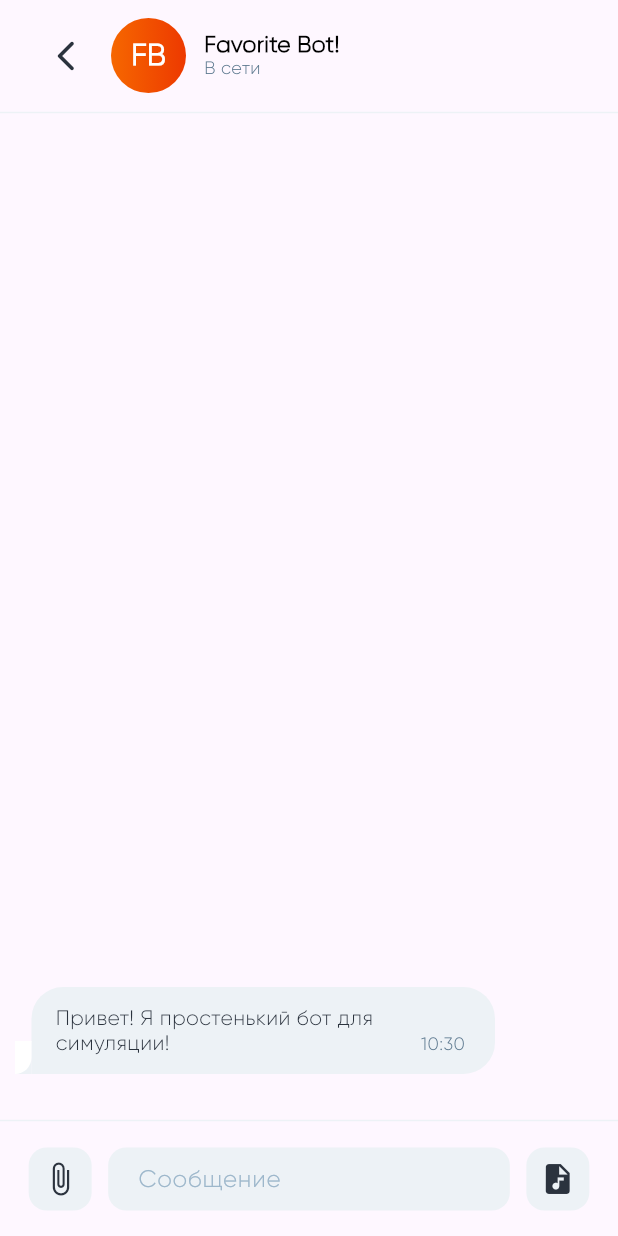
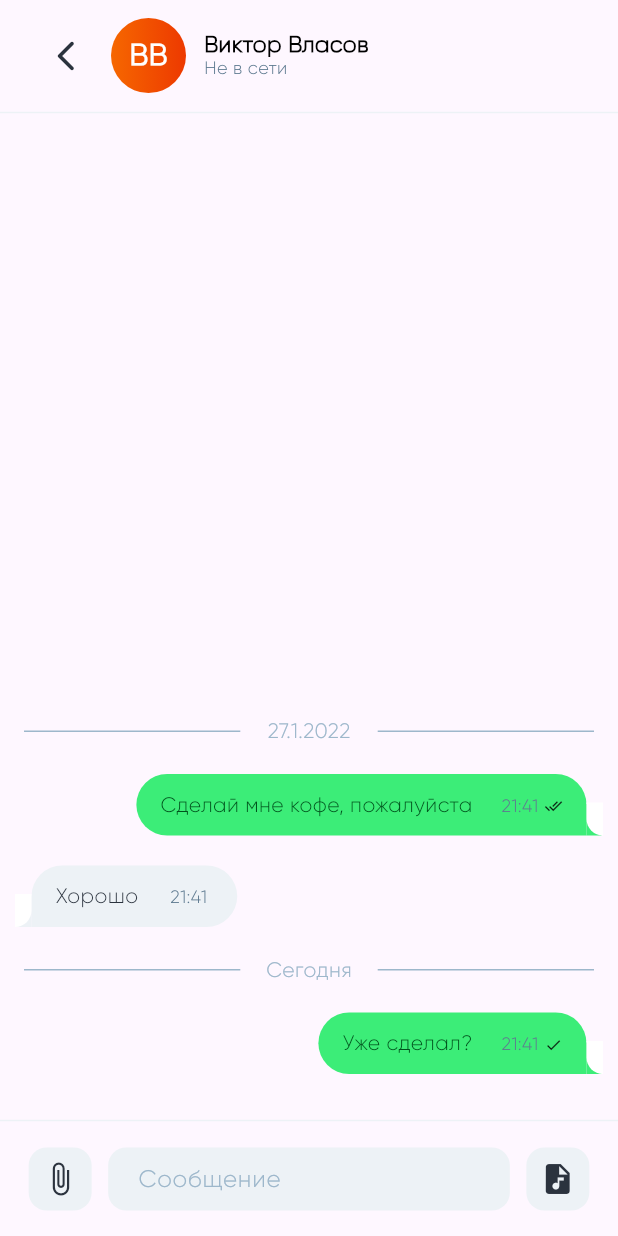
Before and after one commit to hoopa34/mozz_test_messager, a Flutter app: the PageChat screen opened directly with empty values, on a phone screen of 412 x 824 dp. Run offline on Flutter 3.47's test engine with Material 3 defaults, Android fonts, the phone set to English and light mode, and no system bars; our stand-ins replace bloc, equatable, flutter_bloc, hive, hive_flutter; accounts and stored records are empty.

Commit message:
Fixind code

```diff
--- a/lib/domain/bloc/example.dart
+++ b/lib/domain/bloc/example.dart
@@ -1,7 +1,7 @@
 import 'package:mozz_test_messenger/domain/hive/messenger_item_type.dart';
 
 abstract class Example {
-  MessengerItemType first = MessengerItemType(
+  static final MessengerItemType first = MessengerItemType(
     accountId: 0,
     accountName: 'Виктор Власов',
     isOnline: false,
@@ -14,7 +14,13 @@ abstract class Example {
       MessageItemType(
         isUser: true,
         isWatched: false,
-        messageDate: DateTime.now(),
+        messageDate: DateTime(
+          DateTime.now().year,
+          DateTime.now().month,
+          DateTime.now().day,
+          21,
+          41,
+        ),
         message: 'Уже сделал?',
       ),
       MessageItemType(
@@ -32,7 +38,7 @@ abstract class Example {
     ],
   );
 
-  MessengerItemType second = MessengerItemType(
+  static final MessengerItemType second = MessengerItemType(
     accountId: 1,
     accountName: 'Саша Алексеев',
     isOnline: false,
@@ -47,7 +53,7 @@ abstract class Example {
     ],
   );
 
-  MessengerItemType third = MessengerItemType(
+  static final MessengerItemType third = MessengerItemType(
     accountId: 2,
     accountName: 'Пётр Жаринов',
     isOnline: false,
@@ -68,7 +74,7 @@ abstract class Example {
     ],
   );
 
-  MessengerItemType four = MessengerItemType(
+  static final MessengerItemType four = MessengerItemType(
     accountId: 3,
     accountName: 'Пётр Жаринов',
     isOnline: false,
--- a/lib/domain/bloc/messenger_bloc/messenger_bloc.dart
+++ b/lib/domain/bloc/messenger_bloc/messenger_bloc.dart
@@ -1,5 +1,6 @@
 import 'package:bloc/bloc.dart';
 import 'package:equatable/equatable.dart';
+import 'package:mozz_test_messenger/domain/bloc/example.dart';
 import 'package:mozz_test_messenger/domain/hive/hive_boxes.dart';
 import 'package:mozz_test_messenger/domain/hive/messenger_item_type.dart';
 
@@ -23,22 +24,16 @@ class MessengerBloc extends Bloc<MessengerEvent, MessengerState> {
           item: HiveBoxes.messengerItemType.values.toList()[event.accountId],
         );
       } else {
-        MessengerItemType bot = MessengerItemType(
-          accountId: 0,
-          accountName: 'Favorite Bot!',
-          isOnline: true,
-          lastTimeOnline: DateTime.now(),
-          allMessages: [
-            MessageItemType(
-              isUser: false,
-              isWatched: true,
-              messageDate: DateTime.now(),
-              message: 'Привет! Я простенький бот для симуляции!',
-            ),
-          ],
+        HiveBoxes.messengerItemType.addAll({
+          Example.first,
+          Example.second,
+          Example.third,
+          Example.four,
+        });
+
+        account = MessengerLoaded(
+          item: HiveBoxes.messengerItemType.values.toList()[event.accountId],
         );
-        account = MessengerLoaded(item: bot);
-        HiveBoxes.messengerItemType.add(bot);
       }
       emit(account);
     } catch (e) {
--- a/lib/main.dart
+++ b/lib/main.dart
@@ -10,6 +10,6 @@ void main() async {
   Hive.registerAdapter(MessageItemTypeAdapter());
   Hive.registerAdapter(MessengerItemTypeAdapter());
   await Hive.openBox<MessengerItemType>(HiveKeys.messengerItemTypeKey);
-  HiveBoxes.messengerItemType.clear();
+  await HiveBoxes.messengerItemType.clear();
   runApp(const App());
 }
--- a/lib/ui/pages/page_chat/page_chat_content.dart
+++ b/lib/ui/pages/page_chat/page_chat_content.dart
@@ -5,6 +5,7 @@ import 'package:mozz_test_messenger/domain/hive/messenger_item_type.dart';
 import 'package:mozz_test_messenger/ui/pages/page_chat/page_chat_messenger.dart';
 import 'package:mozz_test_messenger/ui/theme/app_colors/app_colors.dart';
 import 'package:mozz_test_messenger/ui/theme/app_texts/app_text_styles.dart';
+import 'package:mozz_test_messenger/ui/theme/app_texts/app_texts.dart';
 import 'package:mozz_test_messenger/ui/widgets/message_widget/message_widget.dart';
 
 class PageChatContent extends StatelessWidget {
@@ -44,6 +45,25 @@ class PageChatContetnMessages extends StatelessWidget {
               MessageItemType currentMessage = state.item.allMessages[index];
               // Первое сообщение
               if (index == 0) {
+                if (currentMessage.messageDate.day <=
+                  state.item.allMessages[index + 1].messageDate.day) {
+                return Column(
+                  crossAxisAlignment: CrossAxisAlignment.stretch,
+                  children: [
+                    PageChatContentDateSeparator(
+                      date: currentMessage.messageDate,
+                    ),
+                    const SizedBox(height: 20),
+                    MessageWidget(
+                      isUser: currentMessage.isUser,
+                      text: currentMessage.message,
+                      time: currentMessage.messageDate,
+                      isWatched: currentMessage.isWatched,
+                    ),
+                    const SizedBox(height: 30),
+                  ],
+                );
+              }
                 return Column(
                   crossAxisAlignment: CrossAxisAlignment.stretch,
                   children: [
@@ -51,24 +71,27 @@ class PageChatContetnMessages extends StatelessWidget {
                       isUser: currentMessage.isUser,
                       text: currentMessage.message,
                       time: currentMessage.messageDate,
+                      isWatched: currentMessage.isWatched,
                     ),
                     const SizedBox(height: 30),
                   ],
                 );
               }
               // Сообщение со сменой времени
-              if (currentMessage.messageDate.day - 1 ==
-                  state.item.allMessages[index].messageDate.day) {
+              if (currentMessage.messageDate.day <=
+                  state.item.allMessages[index - 1].messageDate.day) {
                 return Column(
                   crossAxisAlignment: CrossAxisAlignment.stretch,
                   children: [
                     PageChatContentDateSeparator(
-                        date: currentMessage.messageDate),
+                      date: currentMessage.messageDate,
+                    ),
                     const SizedBox(height: 20),
                     MessageWidget(
                       isUser: currentMessage.isUser,
                       text: currentMessage.message,
                       time: currentMessage.messageDate,
+                      isWatched: currentMessage.isWatched,
                     ),
                   ],
                 );
@@ -78,6 +101,7 @@ class PageChatContetnMessages extends StatelessWidget {
                 isUser: currentMessage.isUser,
                 text: currentMessage.message,
                 time: currentMessage.messageDate,
+                isWatched: currentMessage.isWatched,
               );
             },
             separatorBuilder: (context, index) => const SizedBox(height: 20),
@@ -90,6 +114,7 @@ class PageChatContetnMessages extends StatelessWidget {
   }
 }
 
+// Сепаратор
 class PageChatContentDateSeparator extends StatelessWidget {
   final DateTime date;
   const PageChatContentDateSeparator({
@@ -99,6 +124,16 @@ class PageChatContentDateSeparator extends StatelessWidget {
 
   @override
   Widget build(BuildContext context) {
+    String datePicker() {
+      DateTime now = DateTime.now();
+      int lastDay = date.year + date.month + date.day;
+      int today = now.year + now.month + now.day;
+      if (lastDay == today) {
+        return AppTexts.today;
+      }
+      return '${date.day}.${date.month}.${date.year}';
+    }
+
     return Row(
       mainAxisAlignment: MainAxisAlignment.spaceBetween,
       crossAxisAlignment: CrossAxisAlignment.center,
@@ -112,7 +147,7 @@ class PageChatContentDateSeparator extends StatelessWidget {
               border: Border.all(color: AppColors.gray, width: 0.5)),
         ),
         Text(
-          '${date.day}.${date.month}.${date.year}',
+          datePicker(),
           style: AppTestStyles.date,
         ),
         Container(
```
Also changed, not shown: lib/ui/pages/page_contacts/page_contacts_content.dart (+20 -17 lines).
